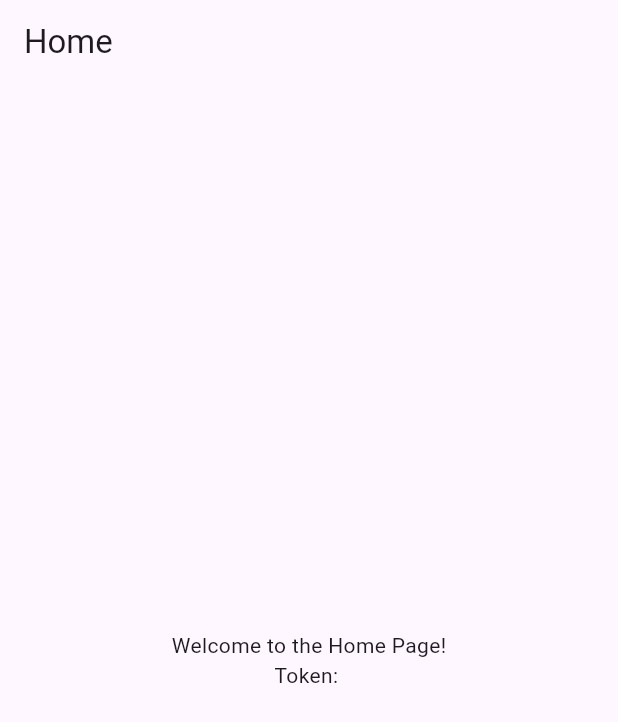
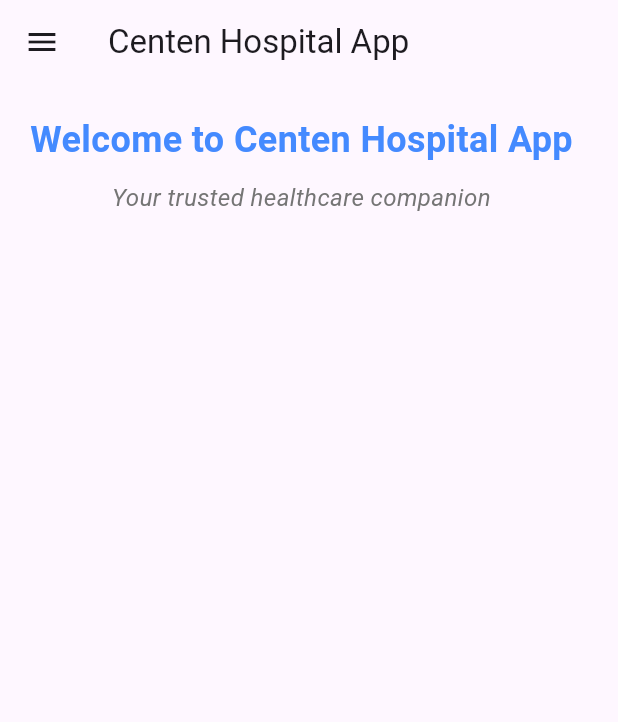
Before and after one commit to Nibha-Maharjan/flutterfrontend, a Flutter app: the HomePage screen opened directly with empty values, on a phone screen of 412 x 824 dp. Shown: the top 722 px of the screen. Run offline on Flutter 3.47's test engine with Material 3 defaults, Android fonts, the phone set to English and light mode, and no system bars.

Commit message:
Patient List, Patient Record, Search by name and finally Add patient done

```diff
--- a/lib/home_page.dart
+++ b/lib/home_page.dart
@@ -1,4 +1,6 @@
 import 'package:flutter/material.dart';
+import 'patient_list_screen.dart'; // Import the patient list screen
+import 'add_patient_screen.dart'; // Import the add patient screen
 
 class HomePage extends StatelessWidget {
   final String token;
@@ -9,14 +11,74 @@ class HomePage extends StatelessWidget {
   Widget build(BuildContext context) {
     return Scaffold(
       appBar: AppBar(
-        title: Text('Home'),
+        title: Text('Centen Hospital App'),
       ),
-      body: Center(
+      body: Container(
+        padding: EdgeInsets.all(20.0),
         child: Column(
-          mainAxisAlignment: MainAxisAlignment.center,
+          crossAxisAlignment: CrossAxisAlignment.center,
           children: [
-            Text('Welcome to the Home Page!'),
-            Text('Token: $token'), // Display token for testing
+            Text(
+              'Welcome to Centen Hospital App',
+              style: TextStyle(
+                fontSize: 24.0,
+                fontWeight: FontWeight.bold,
+                color: Colors.blueAccent,
+              ),
+            ),
+            SizedBox(height: 10.0),
+            Text(
+              'Your trusted healthcare companion',
+              style: TextStyle(
+                fontSize: 16.0,
+                fontStyle: FontStyle.italic,
+                color: Colors.grey[600],
+              ),
+            ),
+            // Add more widgets here...
+          ],
+        ),
+      ),
+      drawer: Drawer(
+        child: ListView(
+          padding: EdgeInsets.zero,
+          children: <Widget>[
+            DrawerHeader(
+              decoration: BoxDecoration(
+                color: Colors.blue,
+              ),
+              child: Text(
+                'Menu',
+                style: TextStyle(
+                  color: Colors.white,
+                  fontSize: 24,
+                ),
+              ),
+            ),
+            ListTile(
+              title: Text('Patient List'),
+              onTap: () {
+                Navigator.push(
+                  context,
+                  MaterialPageRoute(
+                    builder: (context) => PatientListScreen(),
+                  ),
+                );
+              },
+            ),
+            ListTile(
+              title: Text('Add Patient'), // New ListTile for Add Patient
+              onTap: () {
+                Navigator.push(
+                  context,
+                  MaterialPageRoute(
+                    builder: (context) =>
+                        AddPatientScreen(), // Navigate to Add Patient screen
+                  ),
+                );
+              },
+            ),
+            // Add more ListTile items for other options in the drawer
           ],
         ),
       ),
```
Also changed, not shown: lib/add_patient_screen.dart (added, +148 -0 lines), lib/patient_list_screen.dart (added, +188 -0 lines).
